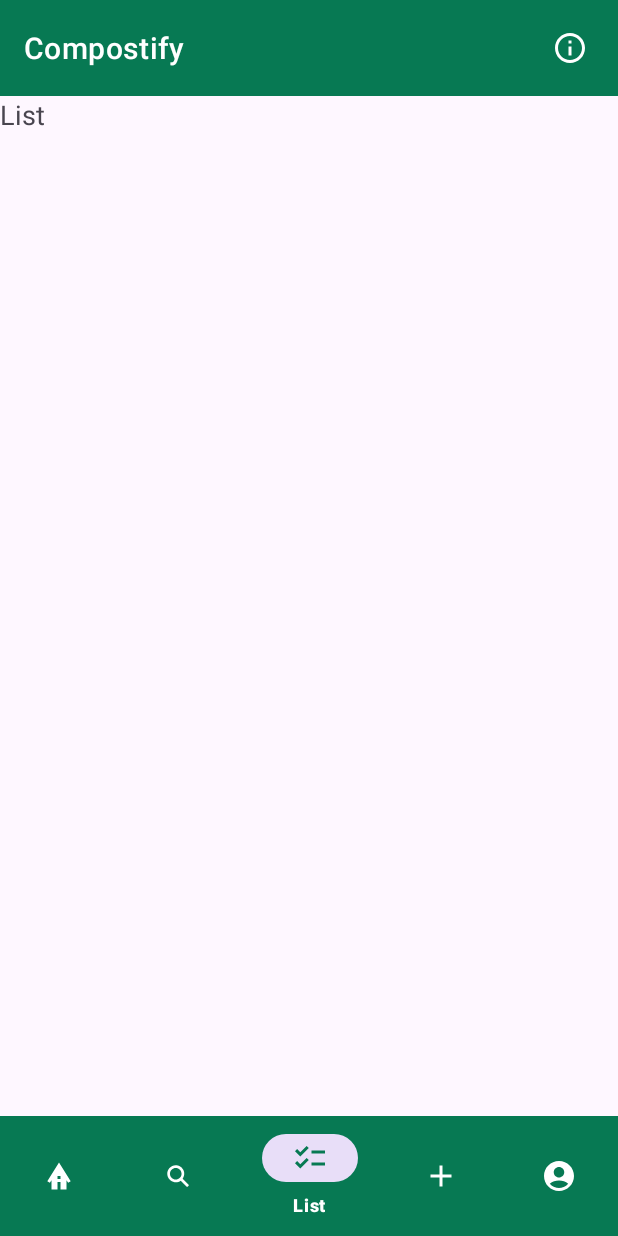
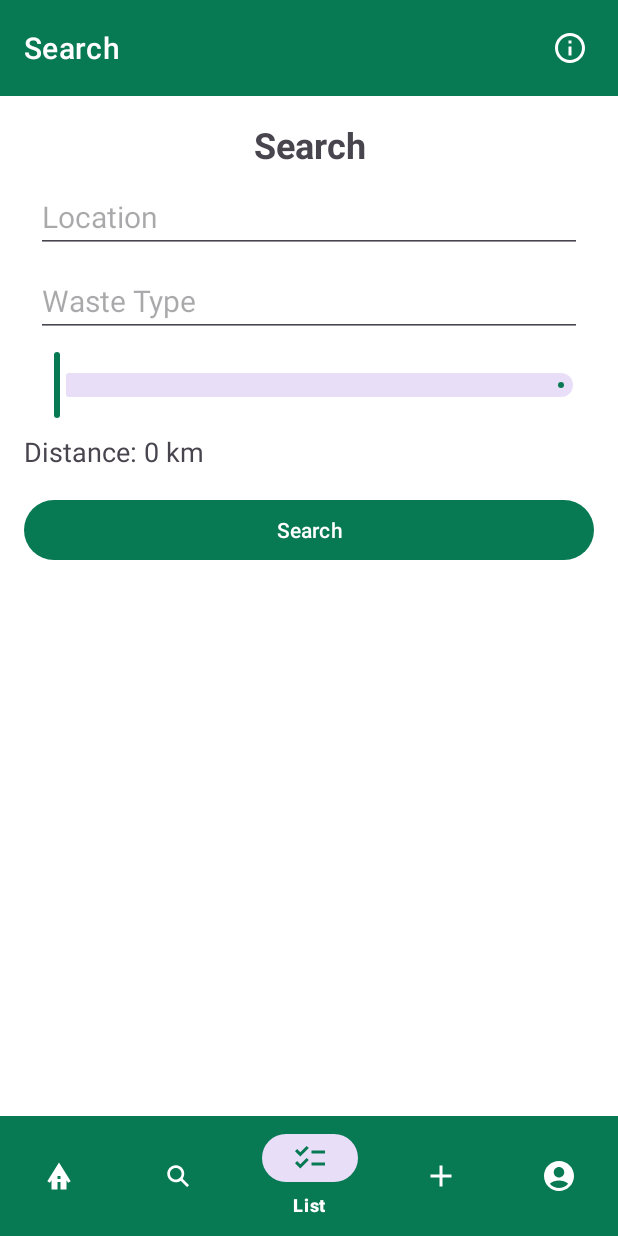
Before and after one commit to RiddhiSGithub/Compostify, an Android app: the screen it shows after launch (HomePageActivity), item 3 of the bottom bar chosen, on a phone screen of 412 x 824 dp. Run offline under Robolectric (Android 15) with nearby library versions, the phone set to English and light mode, and no system bars.

Commit message:
Title and String

```diff
--- a/app/src/main/java/com/example/compostify/HomePageActivity.java
+++ b/app/src/main/java/com/example/compostify/HomePageActivity.java
@@ -1,14 +1,13 @@
 package com.example.compostify;
-
-import androidx.appcompat.app.AppCompatActivity;
-import androidx.core.content.ContextCompat;
-import androidx.fragment.app.Fragment;
-import androidx.fragment.app.FragmentManager;
-import androidx.fragment.app.FragmentTransaction;
 
 import android.content.res.ColorStateList;
 import android.os.Bundle;
 import android.view.MenuItem;
+
+import androidx.appcompat.app.AppCompatActivity;
+import androidx.fragment.app.Fragment;
+import androidx.fragment.app.FragmentManager;
+import androidx.fragment.app.FragmentTransaction;
 
 import com.example.compostify.databinding.ActivityHomePageBinding;
 import com.google.android.material.bottomnavigation.BottomNavigationView;
@@ -24,7 +23,7 @@ public class HomePageActivity extends AppCompatActivity {
         setContentView(homePageBinding.getRoot());
 
         // Set up initial fragment
-        replaceFragment(new HomeFragment());
+        replaceFragment(new HomeFragment(), getString(R.string.app_name));
 
         // Manually change the color for the initially selected item (Home)
         changeColorIcon(homePageBinding.bottomNavigationView.getMenu().findItem(R.id.home));
@@ -34,19 +33,16 @@ public class HomePageActivity extends AppCompatActivity {
             @Override
             public boolean onNavigationItemSelected(MenuItem item) {
                 if (item.getItemId() == R.id.home) {
-                    replaceFragment(new HomeFragment());
+                    replaceFragment(new HomeFragment(), getString(R.string.app_name));
                     changeColorIcon(item);
                 } else if (item.getItemId() == R.id.Search) {
-                    replaceFragment(new SearchFragment());
-                    changeColorIcon(item);
-                } else if (item.getItemId() == R.id.list) {
-                    replaceFragment(new ListFragment());
+                    replaceFragment(new SearchFragment(),getString(R.string.search_title));
                     changeColorIcon(item);
                 } else if (item.getItemId() == R.id.publish) {
-                    replaceFragment(new PublishFragment());
+                    replaceFragment(new PublishFragment(), getString(R.string.publish_title));
                     changeColorIcon(item);
                 } else if (item.getItemId() == R.id.profile) {
-                    replaceFragment(new ProfileFragment());
+                    replaceFragment(new ProfileFragment(), getString(R.string.profile_title));
                     changeColorIcon(item);
                 }
 
@@ -73,10 +69,18 @@ public class HomePageActivity extends AppCompatActivity {
     }
 
 
-    private void replaceFragment(Fragment fragment) {
+    private void replaceFragment(Fragment fragment, String title) {
+        // Pass the fragment title as an argument
+        Bundle bundle = new Bundle();
+        bundle.putString("title", title);
+        fragment.setArguments(bundle);
+
         FragmentManager fragmentManager = getSupportFragmentManager();
         FragmentTransaction fragmentTransaction = fragmentManager.beginTransaction();
         fragmentTransaction.replace(R.id.frame_layout, fragment);
         fragmentTransaction.commit();
+
+        // Update toolbar title
+        homePageBinding.actionBar.materialToolbar.setTitle(title);
     }
 }
--- a/app/src/main/res/values/strings.xml
+++ b/app/src/main/res/values/strings.xml
@@ -27,4 +27,7 @@
     <string name="password"> Password</string>
     <string name="forgot_password">Forgot password</string>
     <string name="dont_have_account">Don\'t have an account? Register here</string>
+    <string name="search_title">Search</string>
+    <string name="publish_title">Publish</string>
+    <string name="profile_title">Profile</string>
 </resources>
```
